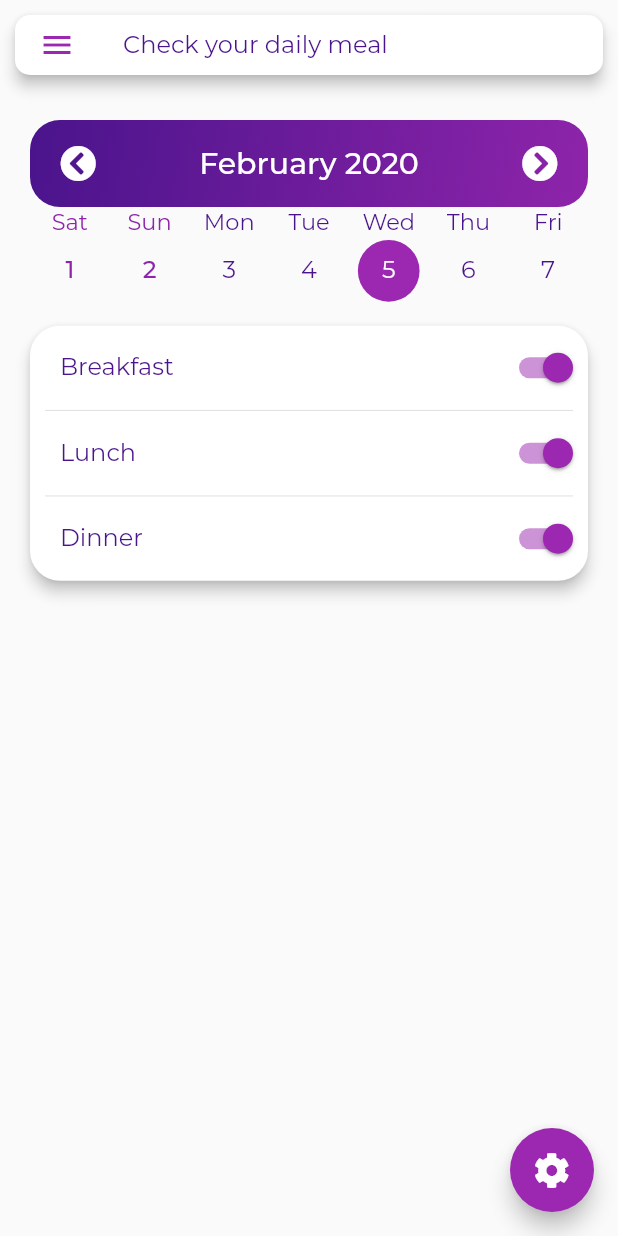
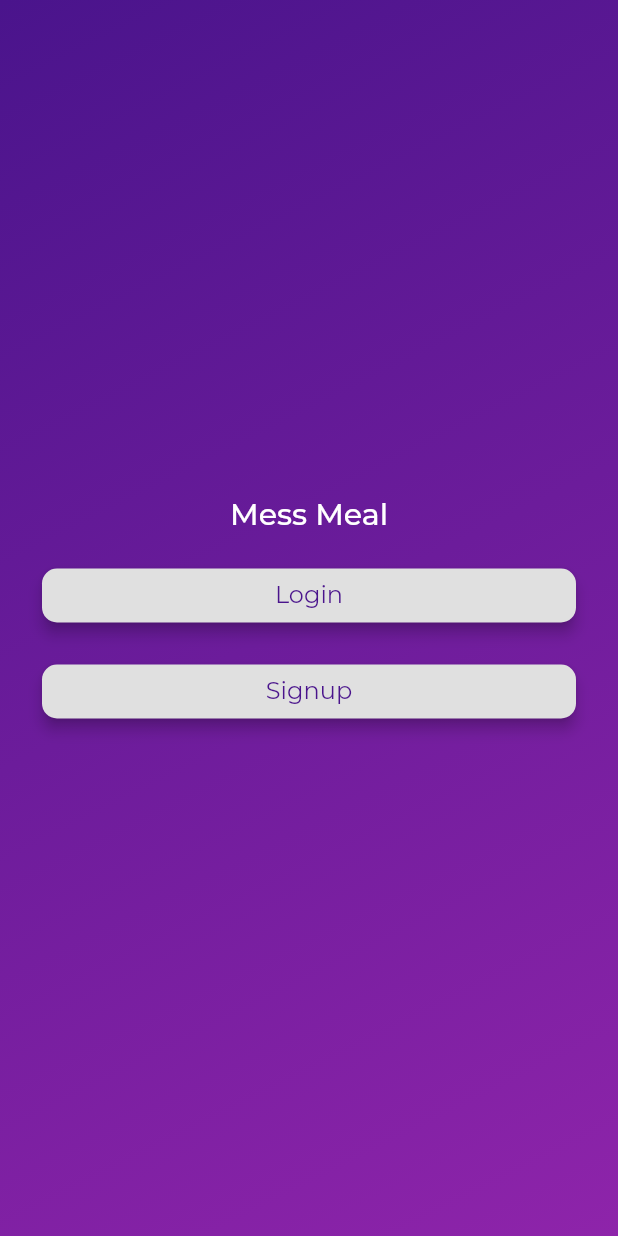
Before and after one commit to prism97/Mess-Meal-Management-Flutter, a Flutter app: the screen it shows after launch, on a phone screen of 412 x 824 dp. Run offline on Flutter 3.47's test engine with Material 2 defaults, Android fonts, the phone set to English and light mode, and no system bars; drawn by our look-alikes of table_calendar; our stand-ins replace font_awesome_flutter, shared_preferences; project files that could hold a hidden picture were left out.

```diff
--- a/lib/constants/numbers.dart
+++ b/lib/constants/numbers.dart
@@ -1 +1,2 @@
 const kElevation = 4.0;
+const kBorderRadius = 10.0;
--- a/lib/main.dart
+++ b/lib/main.dart
@@ -4,6 +4,8 @@ import 'package:mess_meal/screens/login_screen.dart';
 import 'package:mess_meal/screens/manager_screen.dart';
 import 'package:mess_meal/screens/meal_check_screen.dart';
 import 'package:mess_meal/screens/meal_list_screen.dart';
+import 'package:mess_meal/screens/signup_screen.dart';
+import 'package:mess_meal/screens/start_screen.dart';
 
 void main() => runApp(MyApp());
 
@@ -42,9 +44,11 @@ class MyApp extends StatelessWidget {
           ),
         ),
       ),
-      initialRoute: MealCheckScreen.id,
+      initialRoute: StartScreen.id,
       routes: {
+        StartScreen.id: (context) => StartScreen(),
         LoginScreen.id: (context) => LoginScreen(),
+        SignupScreen.id: (context) => SignupScreen(),
         MealCheckScreen.id: (context) => MealCheckScreen(),
         MealListScreen.id: (context) => MealListScreen(),
         BudgetScreen.id: (context) => BudgetScreen(),
--- /dev/null
+++ b/lib/screens/start_screen.dart
@@ -0,0 +1,45 @@
+import 'package:flutter/material.dart';
+import 'package:mess_meal/constants/colors.dart';
+import 'package:mess_meal/screens/login_screen.dart';
+import 'package:mess_meal/screens/signup_screen.dart';
+import 'package:mess_meal/widgets/basic_white_button.dart';
+
+class StartScreen extends StatelessWidget {
+  static const String id = 'start_screen';
+
+  @override
+  Widget build(BuildContext context) {
+    return Scaffold(
+      body: Container(
+        padding: EdgeInsets.symmetric(
+          horizontal: 20.0,
+        ),
+        decoration: BoxDecoration(
+          gradient: kBackgroundGradient,
+        ),
+        child: Column(
+          mainAxisAlignment: MainAxisAlignment.center,
+          crossAxisAlignment: CrossAxisAlignment.stretch,
+          children: <Widget>[
+            Text(
+              'Mess Meal',
+              textAlign: TextAlign.center,
+              style: Theme.of(context).textTheme.title,
+            ),
+            SizedBox(
+              height: 10.0,
+            ),
+            BasicWhiteButton(
+              text: 'Login',
+              destination: LoginScreen.id,
+            ),
+            BasicWhiteButton(
+              text: 'Signup',
+              destination: SignupScreen.id,
+            ),
+          ],
+        ),
+      ),
+    );
+  }
+}
--- /dev/null
+++ b/lib/widgets/basic_white_button.dart
@@ -0,0 +1,29 @@
+import 'package:flutter/material.dart';
+import 'package:mess_meal/constants/numbers.dart';
+
+class BasicWhiteButton extends StatelessWidget {
+  final String text;
+  final String destination;
+
+  BasicWhiteButton({@required this.text, @required this.destination});
+
+  @override
+  Widget build(BuildContext context) {
+    return Padding(
+      padding: const EdgeInsets.all(8.0),
+      child: RaisedButton(
+        child: Text(
+          text,
+          style: Theme.of(context).textTheme.body1,
+        ),
+        onPressed: () {
+          Navigator.pushNamed(context, destination);
+        },
+        elevation: kElevation,
+        shape: RoundedRectangleBorder(
+          borderRadius: BorderRadius.circular(kBorderRadius),
+        ),
+      ),
+    );
+  }
+}
--- a/lib/widgets/default_settings_modal.dart
+++ b/lib/widgets/default_settings_modal.dart
@@ -35,7 +35,7 @@ class DefaultSettingsModal extends StatelessWidget {
             RaisedButton(
               elevation: kElevation,
               shape: RoundedRectangleBorder(
-                borderRadius: BorderRadius.circular(10.0),
+                borderRadius: BorderRadius.circular(kBorderRadius),
               ),
               color: Theme.of(context).accentColor,
               textColor: Colors.white,
--- a/pubspec.yaml
+++ b/pubspec.yaml
@@ -27,6 +27,8 @@ dependencies:
   font_awesome_flutter: ^8.5.0
   shared_preferences: ^0.5.6+1
   provider: ^4.0.2
+  firebase_auth: ^0.15.4
+  cloud_firestore: ^0.13.0+1
 
 dev_dependencies:
   flutter_test:
```
Also changed, not shown: lib/screens/signup_screen.dart (added, +33 -0 lines), lib/widgets/custom_text_field.dart (added, +16 -0 lines), pubspec.lock, 7 other files.
